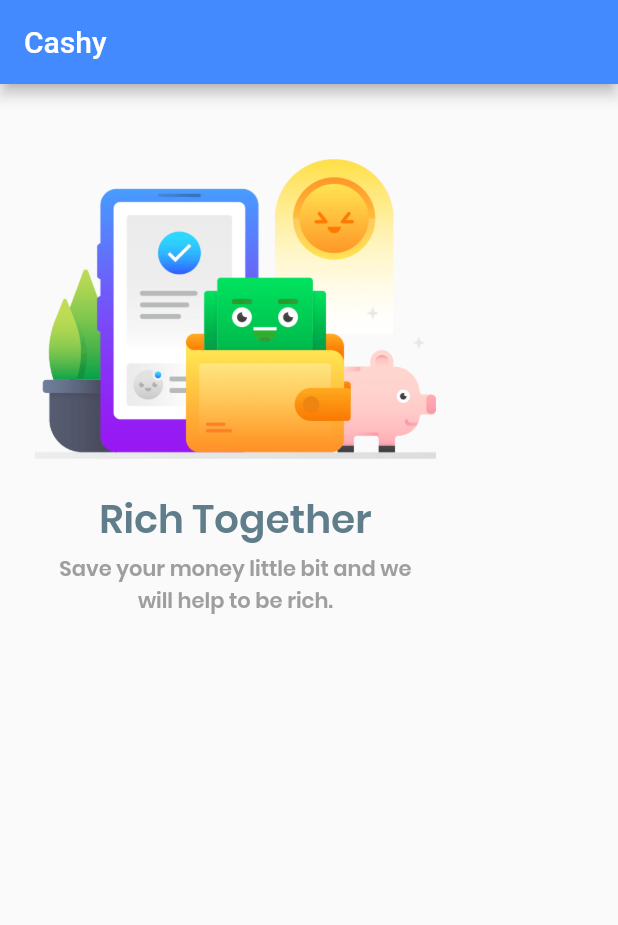
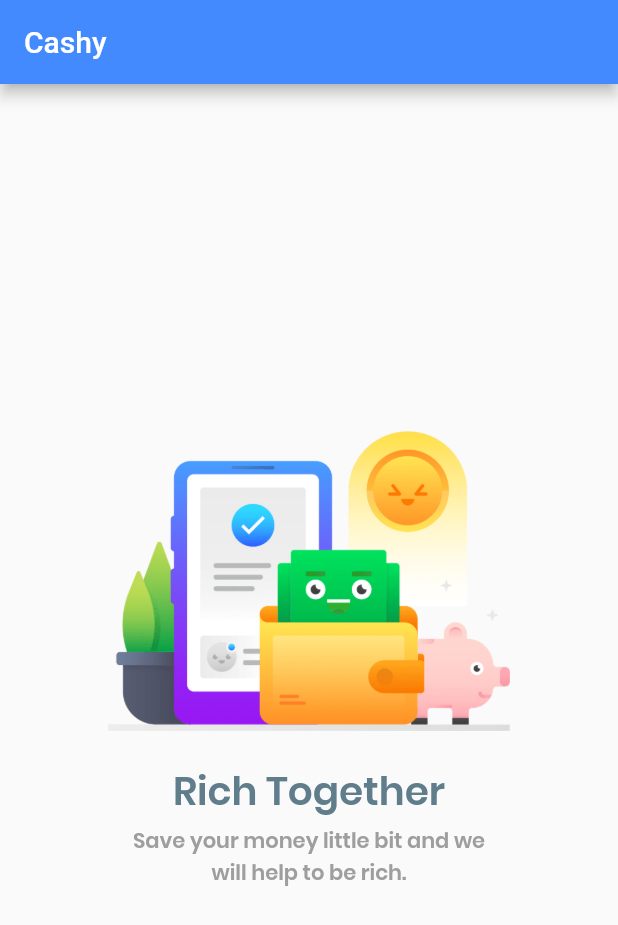
Before and after one commit to bayunugrraha/basicwidgets-flutter, a Flutter app: the screen it shows after launch, on a phone screen of 412 x 824 dp. Shown: the top 925 px of the screen. Run offline on Flutter 3.47's test engine with Material 2 defaults, Android fonts, the phone set to English and light mode, and no system bars.

Commit message:
axisalignment property

```diff
--- a/lib/main.dart
+++ b/lib/main.dart
@@ -27,9 +27,14 @@ class MyApp extends StatelessWidget {
             ),
             body: SafeArea(
                 child: Container(
-            margin: EdgeInsets.only(left: 23.0, top: 0, right: 23.0, bottom: 0),
-            padding: EdgeInsets.only(left: 0, top: 50.0, right: 0, bottom: 0),
-            child: Column(
+              margin:
+                  EdgeInsets.only(left: 23.0, top: 0, right: 23.0, bottom: 0),
+              padding: EdgeInsets.only(left: 0, top: 0, right: 0, bottom: 0),
+              child: Row(
+                mainAxisAlignment: MainAxisAlignment.center,
+                children: <Widget>[
+                  Column(
+                    mainAxisAlignment: MainAxisAlignment.center,
                     children: <Widget>[
                       Image(
                         image: AssetImage('assets/images/ic_payment.png'),
@@ -45,8 +50,9 @@ class MyApp extends StatelessWidget {
                         textAlign: TextAlign.center,
                       )
                     ],
+                  )
+                ],
               ),
-          )),
-        ));
+            ))));
   }
 }
```
Lines whose indentation alone changed are shown as unchanged.
